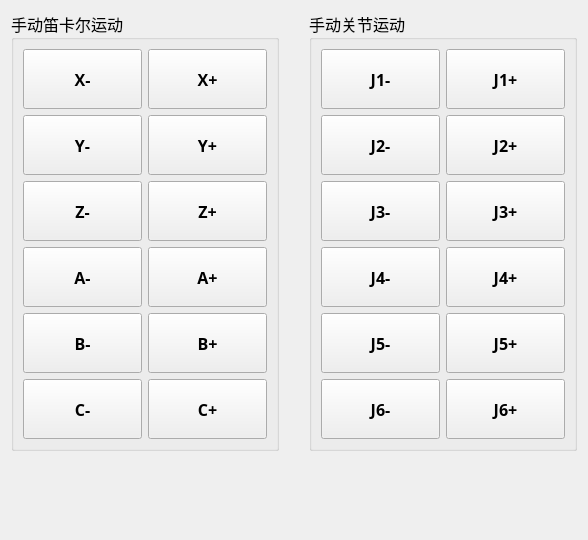
Old version of the form manualcontrol.ui in the repository duanyifei777/TCPClint.
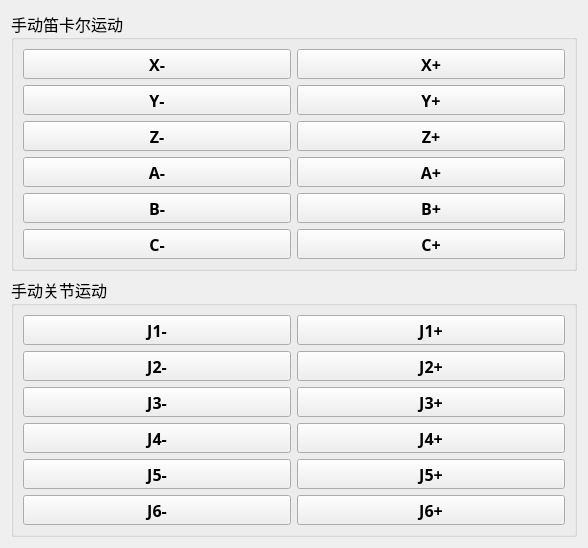
New version of the form.

```diff
--- a/manualcontrol.ui
+++ b/manualcontrol.ui
@@ -7,30 +7,14 @@
     <x>0</x>
     <y>0</y>
     <width>588</width>
-    <height>489</height>
+    <height>504</height>
    </rect>
   </property>
   <property name="windowTitle">
    <string>Form</string>
   </property>
   <layout class="QGridLayout" name="gridLayout_3">
-   <item row="1" column="0" colspan="3">
-    <spacer name="verticalSpacer">
-     <property name="orientation">
-      <enum>Qt::Vertical</enum>
-     </property>
-     <property name="sizeType">
-      <enum>QSizePolicy::Minimum</enum>
-     </property>
-     <property name="sizeHint" stdset="0">
-      <size>
-       <width>548</width>
-       <height>78</height>
-      </size>
-     </property>
-    </spacer>
-   </item>
-   <item row="0" column="2">
+   <item row="1" column="0">
     <widget class="QGroupBox" name="groupBox_2">
      <property name="sizePolicy">
       <sizepolicy hsizetype="Expanding" vsizetype="Expanding">
@@ -48,10 +32,10 @@
       <string>手动关节运动</string>
      </property>
      <layout class="QGridLayout" name="gridLayout_2">
-      <item row="2" column="2">
-       <widget class="QPushButton" name="J3ppushButton">
+      <item row="4" column="1">
+       <widget class="QPushButton" name="J5mpushButton">
         <property name="sizePolicy">
-         <sizepolicy hsizetype="Minimum" vsizetype="Minimum">
+         <sizepolicy hsizetype="Expanding" vsizetype="Preferred">
           <horstretch>0</horstretch>
           <verstretch>0</verstretch>
          </sizepolicy>
@@ -59,7 +43,7 @@
         <property name="minimumSize">
          <size>
           <width>0</width>
-          <height>60</height>
+          <height>30</height>
          </size>
         </property>
         <property name="font">
@@ -70,40 +54,14 @@
          </font>
         </property>
         <property name="text">
-         <string>J3+</string>
-        </property>
-       </widget>
-      </item>
-      <item row="5" column="1">
-       <widget class="QPushButton" name="J6mpushButton">
-        <property name="sizePolicy">
-         <sizepolicy hsizetype="Minimum" vsizetype="Minimum">
-          <horstretch>0</horstretch>
-          <verstretch>0</verstretch>
-         </sizepolicy>
-        </property>
-        <property name="minimumSize">
-         <size>
-          <width>0</width>
-          <height>60</height>
-         </size>
-        </property>
-        <property name="font">
-         <font>
-          <family>微软雅黑</family>
-          <pointsize>12</pointsize>
-          <bold>true</bold>
-         </font>
-        </property>
-        <property name="text">
-         <string>J6-</string>
+         <string>J5-</string>
         </property>
        </widget>
       </item>
       <item row="3" column="2">
        <widget class="QPushButton" name="J4ppushButton">
         <property name="sizePolicy">
-         <sizepolicy hsizetype="Minimum" vsizetype="Minimum">
+         <sizepolicy hsizetype="Expanding" vsizetype="Preferred">
           <horstretch>0</horstretch>
           <verstretch>0</verstretch>
          </sizepolicy>
@@ -111,7 +69,7 @@
         <property name="minimumSize">
          <size>
           <width>0</width>
-          <height>60</height>
+          <height>30</height>
          </size>
         </property>
         <property name="font">
@@ -126,10 +84,10 @@
         </property>
        </widget>
       </item>
-      <item row="4" column="1">
-       <widget class="QPushButton" name="J5mpushButton">
+      <item row="1" column="1">
+       <widget class="QPushButton" name="J2mpushButton">
         <property name="sizePolicy">
-         <sizepolicy hsizetype="Minimum" vsizetype="Minimum">
+         <sizepolicy hsizetype="Expanding" vsizetype="Preferred">
           <horstretch>0</horstretch>
           <verstretch>0</verstretch>
          </sizepolicy>
@@ -137,7 +95,7 @@
         <property name="minimumSize">
          <size>
           <width>0</width>
-          <height>60</height>
+          <height>30</height>
          </size>
         </property>
         <property name="font">
@@ -148,14 +106,40 @@
          </font>
         </property>
         <property name="text">
-         <string>J5-</string>
+         <string>J2-</string>
+        </property>
+       </widget>
+      </item>
+      <item row="1" column="2">
+       <widget class="QPushButton" name="J2ppushButton">
+        <property name="sizePolicy">
+         <sizepolicy hsizetype="Expanding" vsizetype="Preferred">
+          <horstretch>0</horstretch>
+          <verstretch>0</verstretch>
+         </sizepolicy>
+        </property>
+        <property name="minimumSize">
+         <size>
+          <width>0</width>
+          <height>30</height>
+         </size>
+        </property>
+        <property name="font">
+         <font>
+          <family>微软雅黑</family>
+          <pointsize>12</pointsize>
+          <bold>true</bold>
+         </font>
+        </property>
+        <property name="text">
+         <string>J2+</string>
         </property>
        </widget>
       </item>
       <item row="0" column="1">
        <widget class="QPushButton" name="J1mpushButton">
         <property name="sizePolicy">
-         <sizepolicy hsizetype="Minimum" vsizetype="Minimum">
+         <sizepolicy hsizetype="Expanding" vsizetype="Preferred">
           <horstretch>0</horstretch>
           <verstretch>0</verstretch>
          </sizepolicy>
@@ -163,7 +147,7 @@
         <property name="minimumSize">
          <size>
           <width>0</width>
-          <height>60</height>
+          <height>30</height>
          </size>
         </property>
         <property name="font">
@@ -181,7 +165,7 @@
       <item row="3" column="1">
        <widget class="QPushButton" name="J4mpushButton">
         <property name="sizePolicy">
-         <sizepolicy hsizetype="Minimum" vsizetype="Minimum">
+         <sizepolicy hsizetype="Expanding" vsizetype="Preferred">
           <horstretch>0</horstretch>
           <verstretch>0</verstretch>
          </sizepolicy>
@@ -189,7 +173,7 @@
         <property name="minimumSize">
          <size>
           <width>0</width>
-          <height>60</height>
+          <height>30</height>
          </size>
         </property>
         <property name="font">
@@ -204,10 +188,10 @@
         </property>
        </widget>
       </item>
-      <item row="4" column="2">
-       <widget class="QPushButton" name="J5ppushButton">
+      <item row="5" column="2">
+       <widget class="QPushButton" name="J6ppushButton">
         <property name="sizePolicy">
-         <sizepolicy hsizetype="Minimum" vsizetype="Minimum">
+         <sizepolicy hsizetype="Expanding" vsizetype="Preferred">
           <horstretch>0</horstretch>
           <verstretch>0</verstretch>
          </sizepolicy>
@@ -215,7 +199,7 @@
         <property name="minimumSize">
          <size>
           <width>0</width>
-          <height>60</height>
+          <height>30</height>
          </size>
         </property>
         <property name="font">
@@ -226,40 +210,14 @@
          </font>
         </property>
         <property name="text">
-         <string>J5+</string>
-        </property>
-       </widget>
-      </item>
-      <item row="1" column="1">
-       <widget class="QPushButton" name="J2mpushButton">
-        <property name="sizePolicy">
-         <sizepolicy hsizetype="Minimum" vsizetype="Minimum">
-          <horstretch>0</horstretch>
-          <verstretch>0</verstretch>
-         </sizepolicy>
-        </property>
-        <property name="minimumSize">
-         <size>
-          <width>0</width>
-          <height>60</height>
-         </size>
-        </property>
-        <property name="font">
-         <font>
-          <family>微软雅黑</family>
-          <pointsize>12</pointsize>
-          <bold>true</bold>
-         </font>
-        </property>
-        <property name="text">
-         <string>J2-</string>
+         <string>J6+</string>
         </property>
        </widget>
       </item>
       <item row="0" column="2">
        <widget class="QPushButton" name="J1ppushButton">
         <property name="sizePolicy">
-         <sizepolicy hsizetype="Minimum" vsizetype="Minimum">
+         <sizepolicy hsizetype="Expanding" vsizetype="Preferred">
           <horstretch>0</horstretch>
           <verstretch>0</verstretch>
          </sizepolicy>
@@ -267,7 +225,7 @@
         <property name="minimumSize">
          <size>
           <width>0</width>
-          <height>60</height>
+          <height>30</height>
          </size>
         </property>
         <property name="font">
@@ -282,10 +240,10 @@
         </property>
        </widget>
       </item>
-      <item row="1" column="2">
-       <widget class="QPushButton" name="J2ppushButton">
+      <item row="4" column="2">
+       <widget class="QPushButton" name="J5ppushButton">
         <property name="sizePolicy">
-         <sizepolicy hsizetype="Minimum" vsizetype="Minimum">
+         <sizepolicy hsizetype="Expanding" vsizetype="Preferred">
           <horstretch>0</horstretch>
           <verstretch>0</verstretch>
          </sizepolicy>
@@ -293,7 +251,7 @@
         <property name="minimumSize">
          <size>
           <width>0</width>
-          <height>60</height>
+          <height>30</height>
          </size>
         </property>
         <property name="font">
@@ -304,14 +262,66 @@
          </font>
         </property>
         <property name="text">
-         <string>J2+</string>
+         <string>J5+</string>
+        </property>
+       </widget>
+      </item>
+      <item row="5" column="1">
+       <widget class="QPushButton" name="J6mpushButton">
+        <property name="sizePolicy">
+         <sizepolicy hsizetype="Expanding" vsizetype="Preferred">
+          <horstretch>0</horstretch>
+          <verstretch>0</verstretch>
+         </sizepolicy>
+        </property>
+        <property name="minimumSize">
+         <size>
+          <width>0</width>
+          <height>30</height>
+         </size>
+        </property>
+        <property name="font">
+         <font>
+          <family>微软雅黑</family>
+          <pointsize>12</pointsize>
+          <bold>true</bold>
+         </font>
+        </property>
+        <property name="text">
+         <string>J6-</string>
+        </property>
+       </widget>
+      </item>
+      <item row="2" column="2">
+       <widget class="QPushButton" name="J3ppushButton">
+        <property name="sizePolicy">
+         <sizepolicy hsizetype="Expanding" vsizetype="Preferred">
+          <horstretch>0</horstretch>
+          <verstretch>0</verstretch>
+         </sizepolicy>
+        </property>
+        <property name="minimumSize">
+         <size>
+          <width>0</width>
+          <height>30</height>
+         </size>
+        </property>
+        <property name="font">
+         <font>
+          <family>微软雅黑</family>
+          <pointsize>12</pointsize>
+          <bold>true</bold>
+         </font>
+        </property>
+        <property name="text">
+         <string>J3+</string>
         </property>
        </widget>
       </item>
       <item row="2" column="1">
        <widget class="QPushButton" name="J3mpushButton">
         <property name="sizePolicy">
-         <sizepolicy hsizetype="Minimum" vsizetype="Minimum">
+         <sizepolicy hsizetype="Expanding" vsizetype="Preferred">
           <horstretch>0</horstretch>
           <verstretch>0</verstretch>
          </sizepolicy>
@@ -319,7 +329,7 @@
         <property name="minimumSize">
          <size>
           <width>0</width>
-          <height>60</height>
+          <height>30</height>
          </size>
         </property>
         <property name="font">
@@ -334,51 +344,9 @@
         </property>
        </widget>
       </item>
-      <item row="5" column="2">
-       <widget class="QPushButton" name="J6ppushButton">
-        <property name="sizePolicy">
-         <sizepolicy hsizetype="Minimum" vsizetype="Minimum">
-          <horstretch>0</horstretch>
-          <verstretch>0</verstretch>
-         </sizepolicy>
-        </property>
-        <property name="minimumSize">
-         <size>
-          <width>0</width>
-          <height>60</height>
-         </size>
-        </property>
-        <property name="font">
-         <font>
-          <family>微软雅黑</family>
-          <pointsize>12</pointsize>
-          <bold>true</bold>
-         </font>
-        </property>
-        <property name="text">
-         <string>J6+</string>
-        </property>
-       </widget>
-      </item>
      </layout>
     </widget>
    </item>
-   <item row="0" column="1">
-    <spacer name="horizontalSpacer">
-     <property name="orientation">
-      <enum>Qt::Horizontal</enum>
-     </property>
-     <property name="sizeType">
-      <enum>QSizePolicy::Minimum</enum>
-     </property>
-     <property name="sizeHint" stdset="0">
-      <size>
-       <width>18</width>
-       <height>20</height>
-      </size>
-     </property>
-    </spacer>
-   </item>
    <item row="0" column="0">
     <widget class="QGroupBox" name="groupBox">
      <property name="sizePolicy">
@@ -400,7 +368,7 @@
       <item row="3" column="0">
        <widget class="QPushButton" name="AmpushButton">
         <property name="sizePolicy">
-         <sizepolicy hsizetype="Minimum" vsizetype="Minimum">
+         <sizepolicy hsizetype="Expanding" vsizetype="Preferred">
           <horstretch>0</horstretch>
           <verstretch>0</verstretch>
          </sizepolicy>
@@ -408,7 +376,7 @@
         <property name="minimumSize">
          <size>
           <width>0</width>
-          <height>60</height>
+          <height>30</height>
          </size>
         </property>
         <property name="font">
@@ -426,7 +394,7 @@
       <item row="2" column="0">
        <widget class="QPushButton" name="ZmpushButton">
         <property name="sizePolicy">
-         <sizepolicy hsizetype="Minimum" vsizetype="Minimum">
+         <sizepolicy hsizetype="Expanding" vsizetype="Preferred">
           <horstretch>0</horstretch>
           <verstretch>0</verstretch>
          </sizepolicy>
@@ -434,7 +402,7 @@
         <property name="minimumSize">
          <size>
           <width>0</width>
-          <height>60</height>
+          <height>30</height>
          </size>
         </property>
         <property name="font">
@@ -452,7 +420,7 @@
       <item row="0" column="0">
        <widget class="QPushButton" name="XmpushButton">
         <property name="sizePolicy">
-         <sizepolicy hsizetype="Minimum" vsizetype="Minimum">
+         <sizepolicy hsizetype="Expanding" vsizetype="Preferred">
           <horstretch>0</horstretch>
           <verstretch>0</verstretch>
          </sizepolicy>
@@ -460,7 +428,7 @@
         <property name="minimumSize">
          <size>
           <width>0</width>
-          <height>60</height>
+          <height>30</height>
          </size>
         </property>
         <property name="font">
@@ -478,7 +446,7 @@
       <item row="0" column="1">
        <widget class="QPushButton" name="XppushButton">
         <property name="sizePolicy">
-         <sizepolicy hsizetype="Minimum" vsizetype="Minimum">
+         <sizepolicy hsizetype="Expanding" vsizetype="Preferred">
           <horstretch>0</horstretch>
           <verstretch>0</verstretch>
          </sizepolicy>
@@ -486,7 +454,7 @@
         <property name="minimumSize">
          <size>
           <width>0</width>
-          <height>60</height>
+          <height>30</height>
          </size>
         </property>
         <property name="font">
@@ -504,7 +472,7 @@
       <item row="1" column="0">
        <widget class="QPushButton" name="YmpushButton">
         <property name="sizePolicy">
-         <sizepolicy hsizetype="Minimum" vsizetype="Minimum">
+         <sizepolicy hsizetype="Expanding" vsizetype="Preferred">
           <horstretch>0</horstretch>
           <verstretch>0</verstretch>
          </sizepolicy>
@@ -512,7 +480,7 @@
         <property name="minimumSize">
          <size>
           <width>0</width>
-          <height>60</height>
+          <height>30</height>
          </size>
         </property>
         <property name="font">
@@ -530,7 +498,7 @@
       <item row="4" column="0">
        <widget class="QPushButton" name="BmpushButton">
         <property name="sizePolicy">
-         <sizepolicy hsizetype="Minimum" vsizetype="Minimum">
+         <sizepolicy hsizetype="Expanding" vsizetype="Preferred">
           <horstretch>0</horstretch>
           <verstretch>0</verstretch>
          </sizepolicy>
@@ -538,7 +506,7 @@
         <property name="minimumSize">
          <size>
           <width>0</width>
-          <height>60</height>
+          <height>30</height>
          </size>
         </property>
         <property name="font">
@@ -556,7 +524,7 @@
       <item row="5" column="0">
        <widget class="QPushButton" name="CmpushButton">
         <property name="sizePolicy">
-         <sizepolicy hsizetype="Minimum" vsizetype="Minimum">
+         <sizepolicy hsizetype="Expanding" vsizetype="Preferred">
           <horstretch>0</horstretch>
           <verstretch>0</verstretch>
          </sizepolicy>
@@ -564,7 +532,7 @@
         <property name="minimumSize">
          <size>
           <width>0</width>
-          <height>60</height>
+          <height>30</height>
          </size>
         </property>
         <property name="font">
@@ -582,7 +550,7 @@
       <item row="1" column="1">
        <widget class="QPushButton" name="YppushButton">
         <property name="sizePolicy">
-         <sizepolicy hsizetype="Minimum" vsizetype="Minimum">
+         <sizepolicy hsizetype="Expanding" vsizetype="Preferred">
           <horstretch>0</horstretch>
           <verstretch>0</verstretch>
          </sizepolicy>
@@ -590,7 +558,7 @@
         <property name="minimumSize">
          <size>
           <width>0</width>
-          <height>60</height>
+          <height>30</height>
          </size>
         </property>
         <property name="font">
@@ -608,7 +576,7 @@
       <item row="2" column="1">
        <widget class="QPushButton" name="ZppushButton">
         <property name="sizePolicy">
-         <sizepolicy hsizetype="Minimum" vsizetype="Minimum">
+         <sizepolicy hsizetype="Expanding" vsizetype="Preferred">
           <horstretch>0</horstretch>
           <verstretch>0</verstretch>
          </sizepolicy>
@@ -616,7 +584,7 @@
         <property name="minimumSize">
          <size>
           <width>0</width>
-          <height>60</height>
+          <height>30</height>
          </size>
         </property>
         <property name="font">
@@ -634,7 +602,7 @@
       <item row="3" column="1">
        <widget class="QPushButton" name="AppushButton">
         <property name="sizePolicy">
-         <sizepolicy hsizetype="Minimum" vsizetype="Minimum">
+         <sizepolicy hsizetype="Expanding" vsizetype="Preferred">
           <horstretch>0</horstretch>
           <verstretch>0</verstretch>
          </sizepolicy>
@@ -642,7 +610,7 @@
         <property name="minimumSize">
          <size>
           <width>0</width>
-          <height>60</height>
+          <height>30</height>
          </size>
         </property>
         <property name="font">
@@ -660,7 +628,7 @@
       <item row="4" column="1">
        <widget class="QPushButton" name="BppushButton">
         <property name="sizePolicy">
-         <sizepolicy hsizetype="Minimum" vsizetype="Minimum">
+         <sizepolicy hsizetype="Expanding" vsizetype="Preferred">
           <horstretch>0</horstretch>
           <verstretch>0</verstretch>
          </sizepolicy>
@@ -668,7 +636,7 @@
         <property name="minimumSize">
          <size>
           <width>0</width>
-          <height>60</height>
+          <height>30</height>
          </size>
         </property>
         <property name="font">
@@ -686,7 +654,7 @@
       <item row="5" column="1">
        <widget class="QPushButton" name="CppushButton">
         <property name="sizePolicy">
-         <sizepolicy hsizetype="Minimum" vsizetype="Minimum">
+         <sizepolicy hsizetype="Expanding" vsizetype="Preferred">
           <horstretch>0</horstretch>
           <verstretch>0</verstretch>
          </sizepolicy>
@@ -694,7 +662,7 @@
         <property name="minimumSize">
          <size>
           <width>0</width>
-          <height>60</height>
+          <height>30</height>
          </size>
         </property>
         <property name="font">
```
